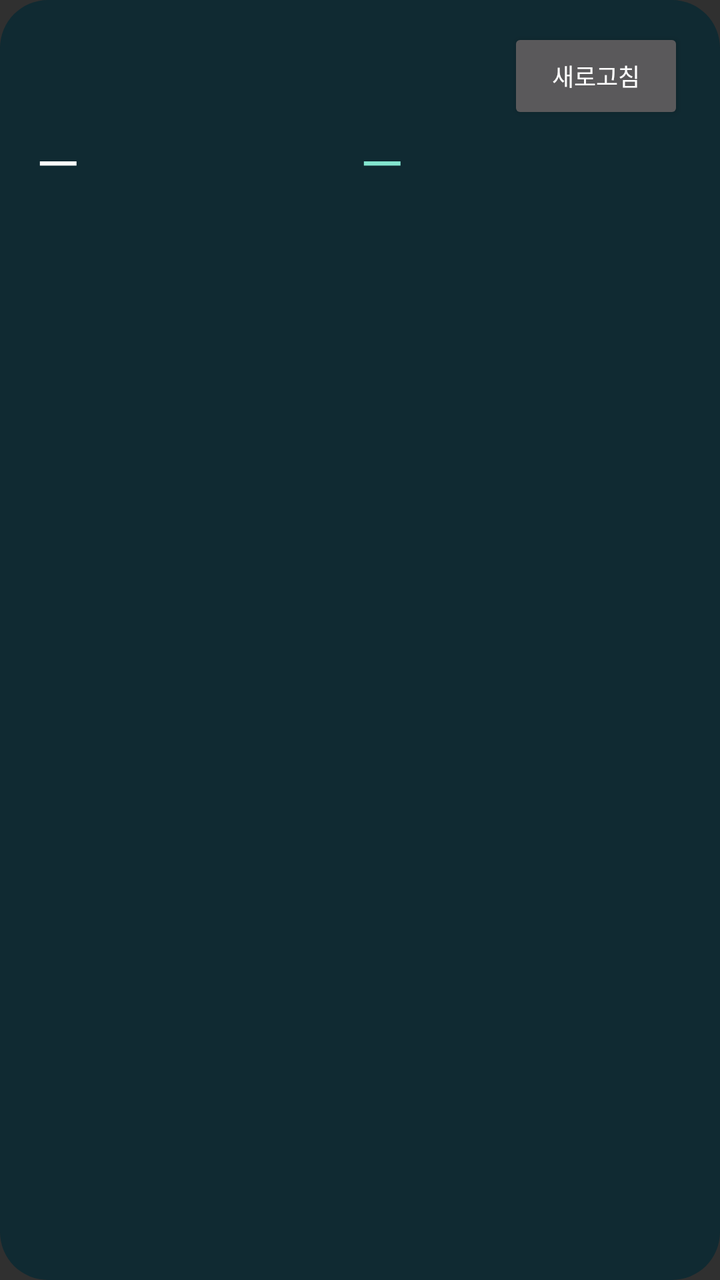
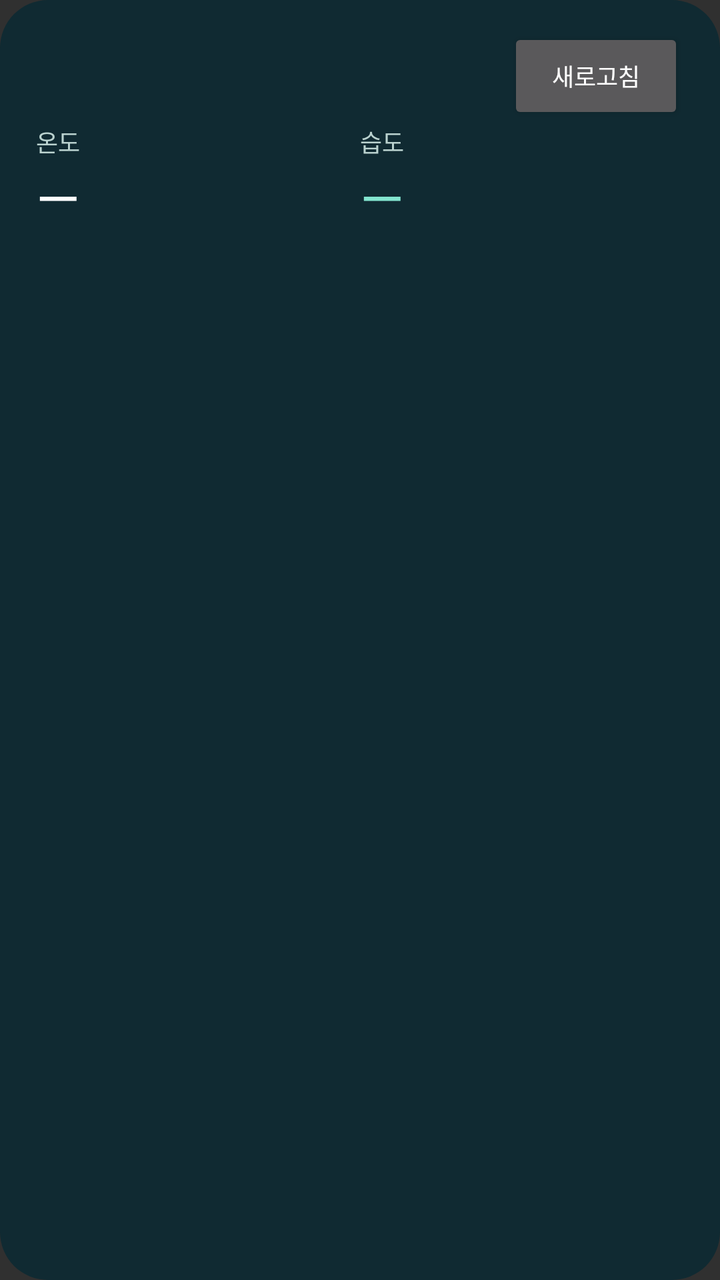

Two renders of the same Android screen: before a commit and after it. Below are the layout's source before the change and the commit's diff.
<!-- AndroidManifest.xml: application theme android:Theme.Material.NoActionBar -->
<!-- res/layout/climate_widget.xml -->
<LinearLayout xmlns:android="http://schemas.android.com/apk/res/android" android:id="@+id/widget_root" android:layout_width="match_parent" android:layout_height="match_parent" android:orientation="vertical" android:background="@drawable/widget_background">
 <LinearLayout android:layout_width="match_parent" android:layout_height="wrap_content" android:gravity="center_vertical">
  <TextView android:id="@+id/device_name" android:layout_width="0dp" android:layout_weight="1" android:layout_height="wrap_content" android:textColor="#DAEEE9" android:textSize="14sp" android:maxLines="1" android:ellipsize="end"/>
  <Button android:id="@+id/refresh" android:layout_width="wrap_content" android:layout_height="48dp" android:text="@string/refresh" android:textSize="12sp" android:contentDescription="@string/refresh"/>
 </LinearLayout>
 <LinearLayout android:layout_width="match_parent" android:layout_height="wrap_content" android:orientation="horizontal">
  <TextView android:id="@+id/temperature" android:layout_width="0dp" android:layout_weight="1" android:layout_height="wrap_content" android:text="—" android:textColor="#FFFFFF" android:textSize="28sp"/>
  <TextView android:id="@+id/humidity" android:layout_width="0dp" android:layout_weight="1" android:layout_height="wrap_content" android:text="—" android:textColor="#83E5CF" android:textSize="28sp"/>
 </LinearLayout>
 <TextView android:id="@+id/status" android:layout_width="match_parent" android:layout_height="wrap_content" android:textColor="#BAD2CF" android:textSize="11sp" android:maxLines="3"/>
</LinearLayout>
<!-- resources referenced by this layout -->
<resources>
  <!-- drawable widget_background (drawable) -->
  <shape xmlns:android="http://schemas.android.com/apk/res/android"><solid android:color="#102A32"/><corners android:radius="24dp"/><padding android:left="18dp" android:right="18dp" android:top="14dp" android:bottom="14dp"/></shape>
  <string name="refresh">새로고침</string>
</resources>

<!-- the commit's change to res/layout/climate_widget.xml (unified diff, before → after) -->
@@ -4,8 +4,12 @@
   <Button android:id="@+id/refresh" android:layout_width="wrap_content" android:layout_height="48dp" android:text="@string/refresh" android:textSize="12sp" android:contentDescription="@string/refresh"/>
  </LinearLayout>
  <LinearLayout android:layout_width="match_parent" android:layout_height="wrap_content" android:orientation="horizontal">
-  <TextView android:id="@+id/temperature" android:layout_width="0dp" android:layout_weight="1" android:layout_height="wrap_content" android:text="—" android:textColor="#FFFFFF" android:textSize="28sp"/>
-  <TextView android:id="@+id/humidity" android:layout_width="0dp" android:layout_weight="1" android:layout_height="wrap_content" android:text="—" android:textColor="#83E5CF" android:textSize="28sp"/>
+  <TextView android:layout_width="0dp" android:layout_weight="1" android:layout_height="wrap_content" android:text="온도" android:textColor="#BAD2CF" android:textSize="12sp"/>
+  <TextView android:layout_width="0dp" android:layout_weight="1" android:layout_height="wrap_content" android:text="습도" android:textColor="#BAD2CF" android:textSize="12sp"/>
+ </LinearLayout>
+ <LinearLayout android:layout_width="match_parent" android:layout_height="wrap_content" android:orientation="horizontal">
+  <TextView android:id="@+id/temperature" android:layout_width="0dp" android:layout_weight="1" android:layout_height="wrap_content" android:text="—" android:textColor="#FFFFFF" android:textSize="28sp" android:autoSizeTextType="uniform" android:autoSizeMinTextSize="18sp" android:autoSizeMaxTextSize="28sp" android:autoSizeStepGranularity="1sp" android:maxLines="1"/>
+  <TextView android:id="@+id/humidity" android:layout_width="0dp" android:layout_weight="1" android:layout_height="wrap_content" android:text="—" android:textColor="#83E5CF" android:textSize="28sp" android:autoSizeTextType="uniform" android:autoSizeMinTextSize="18sp" android:autoSizeMaxTextSize="28sp" android:autoSizeStepGranularity="1sp" android:maxLines="1"/>
  </LinearLayout>
  <TextView android:id="@+id/status" android:layout_width="match_parent" android:layout_height="wrap_content" android:textColor="#BAD2CF" android:textSize="11sp" android:maxLines="3"/>
 </LinearLayout>
